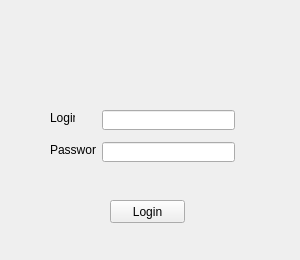
Old version of the form Desktop/logincontrol.ui in the repository antofik/RedHelper.
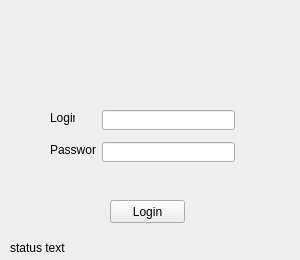
New version of the form. Icons and pictures are not drawn.

What changed in the file:
```diff
--- a/Desktop/logincontrol.ui
+++ b/Desktop/logincontrol.ui
@@ -97,6 +97,41 @@
     <pixmap resource="Images.qrc">:/Images/Logo/login_logo.png</pixmap>
    </property>
   </widget>
+  <widget class="QLabel" name="txtStatus">
+   <property name="geometry">
+    <rect>
+     <x>10</x>
+     <y>240</y>
+     <width>281</width>
+     <height>16</height>
+    </rect>
+   </property>
+   <property name="sizePolicy">
+    <sizepolicy hsizetype="Preferred" vsizetype="Preferred">
+     <horstretch>0</horstretch>
+     <verstretch>0</verstretch>
+    </sizepolicy>
+   </property>
+   <property name="text">
+    <string>status text</string>
+   </property>
+  </widget>
+  <widget class="QLabel" name="txtError">
+   <property name="geometry">
+    <rect>
+     <x>50</x>
+     <y>170</y>
+     <width>211</width>
+     <height>16</height>
+    </rect>
+   </property>
+   <property name="styleSheet">
+    <string notr="true">color: rgb(255, 0, 4);</string>
+   </property>
+   <property name="text">
+    <string/>
+   </property>
+  </widget>
  </widget>
  <resources>
   <include location="Images.qrc"/>
```
